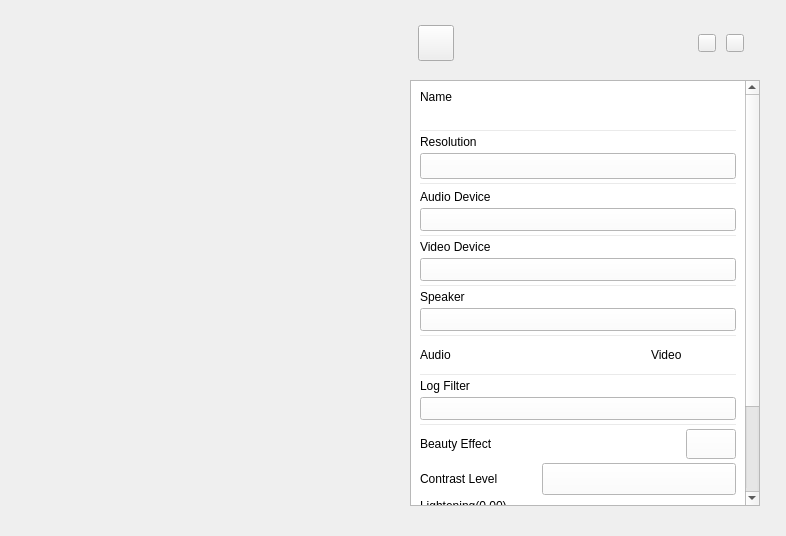
This is Group-Video/OpenVideoCall-Windows/avdevice.ui in AgoraIO/Basic-Video-Call as Qt 5 draws it before an edit. The edited form follows.
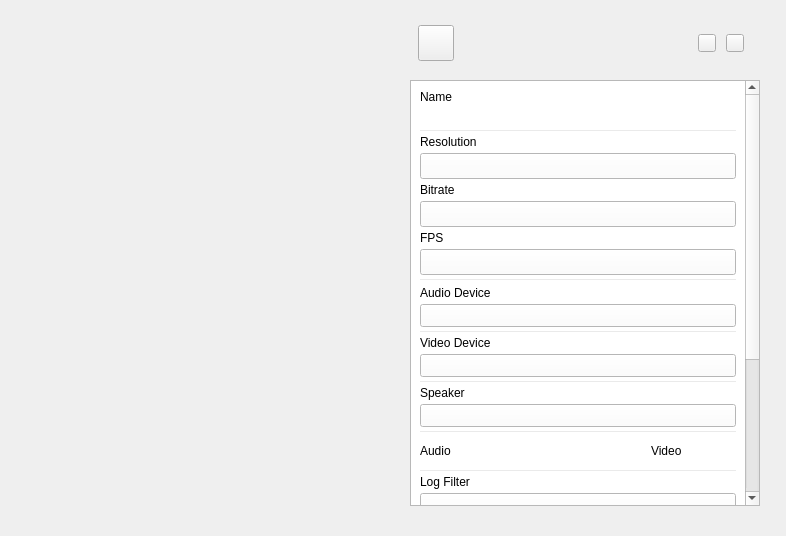
This is the edited form. Icons and pictures are not drawn.

```diff
--- a/Group-Video/OpenVideoCall-Windows/avdevice.ui
+++ b/Group-Video/OpenVideoCall-Windows/avdevice.ui
@@ -154,9 +154,9 @@
      <property name="geometry">
       <rect>
        <x>0</x>
-       <y>-141</y>
-       <width>340</width>
-       <height>567</height>
+       <y>0</y>
+       <width>324</width>
+       <height>722</height>
       </rect>
      </property>
      <property name="styleSheet">
@@ -314,6 +314,178 @@
           </property>
          </widget>
         </item>
+        <item>
+         <layout class="QVBoxLayout" name="verticalLayoutBitrate">
+          <item>
+           <widget class="QLabel" name="label_13">
+            <property name="styleSheet">
+             <string notr="true">QLabel{
+font-family: &quot;Arial&quot;; 
+font-size: 12px;
+color:rgb(144,144,144);
+};</string>
+            </property>
+            <property name="text">
+             <string>Bitrate</string>
+            </property>
+           </widget>
+          </item>
+          <item>
+           <widget class="QComboBox" name="cb_bitrate">
+            <property name="font">
+             <font>
+              <family>微软雅黑</family>
+              <pointsize>-1</pointsize>
+             </font>
+            </property>
+            <property name="styleSheet">
+             <string notr="true">QComboBox {
+font-family: &quot;微软雅黑&quot;; 
+font-size: 13px; 
+padding: 3px 0x 3px 5px;
+border-image: url(:/uiresource/box-01.png);
+}
+
+QComboBox:hover {
+font-family: &quot;微软雅黑&quot;; 
+font-size: 13px; 
+padding: 3px 0x 3px 5px;
+border-image: url(:/uiresource/box-01.png);
+}
+
+QComboBox:pressed {
+font-family: &quot;微软雅黑&quot;; 
+font-size: 13px; 
+padding: 3px 0x 3px 5px;
+border-image: url(:/uiresource/box-01.png);
+}
+
+QComboBox::drop-down {
+subcontrol-origin: padding; 
+subcontrol-position: top right; width: 30 px; 
+border: 0px;
+}
+
+QComboBox::down-arrow::!on {
+image: url(:/uiresource/dropdow-01.png);
+}
+QComboBox::down-arrow::hover {
+image: url(:/uiresource/dropdown-02.png);
+}
+QComboBox::down-arrow::on {
+image: url(:/uiresource/dropdown-03.png);
+}
+
+QListView {
+font-family: &quot;微软雅黑&quot;; 
+font-size: 13px; 
+outline: 0px;
+background-image: url(:/uiresource/list.png);
+border-image: url(:/uiresource/list.png);
+image: url(:/uiresource/list.png);
+}
+
+QListView::item {
+padding: 3px 0x 3px 5px; 
+border-width: 0px;
+}
+
+QListView::item:selected {
+background-color: rgb(74, 144, 226);
+}
+
+</string>
+            </property>
+           </widget>
+          </item>
+         </layout>
+        </item>
+        <item>
+         <layout class="QVBoxLayout" name="verticalLayoutFPS">
+          <item>
+           <widget class="QLabel" name="label_12">
+            <property name="styleSheet">
+             <string notr="true">QLabel{
+font-family: &quot;Arial&quot;; 
+font-size: 12px;
+color:rgb(144,144,144);
+};</string>
+            </property>
+            <property name="text">
+             <string>FPS</string>
+            </property>
+           </widget>
+          </item>
+          <item>
+           <widget class="QComboBox" name="cb_FPS">
+            <property name="font">
+             <font>
+              <family>微软雅黑</family>
+              <pointsize>-1</pointsize>
+             </font>
+            </property>
+            <property name="styleSheet">
+             <string notr="true">QComboBox {
+font-family: &quot;微软雅黑&quot;; 
+font-size: 13px; 
+padding: 3px 0x 3px 5px;
+border-image: url(:/uiresource/box-01.png);
+}
+
+QComboBox:hover {
+font-family: &quot;微软雅黑&quot;; 
+font-size: 13px; 
+padding: 3px 0x 3px 5px;
+border-image: url(:/uiresource/box-01.png);
+}
+
+QComboBox:pressed {
+font-family: &quot;微软雅黑&quot;; 
+font-size: 13px; 
+padding: 3px 0x 3px 5px;
+border-image: url(:/uiresource/box-01.png);
+}
+
+QComboBox::drop-down {
+subcontrol-origin: padding; 
+subcontrol-position: top right; width: 30 px; 
+border: 0px;
+}
+
+QComboBox::down-arrow::!on {
+image: url(:/uiresource/dropdow-01.png);
+}
+QComboBox::down-arrow::hover {
+image: url(:/uiresource/dropdown-02.png);
+}
+QComboBox::down-arrow::on {
+image: url(:/uiresource/dropdown-03.png);
+}
+
+QListView {
+font-family: &quot;微软雅黑&quot;; 
+font-size: 13px; 
+outline: 0px;
+background-image: url(:/uiresource/list.png);
+border-image: url(:/uiresource/list.png);
+image: url(:/uiresource/list.png);
+}
+
+QListView::item {
+padding: 3px 0x 3px 5px; 
+border-width: 0px;
+}
+
+QListView::item:selected {
+background-color: rgb(74, 144, 226);
+}
+
+</string>
+            </property>
+           </widget>
+          </item>
+         </layout>
+        </item>
        </layout>
       </item>
       <item>
```
